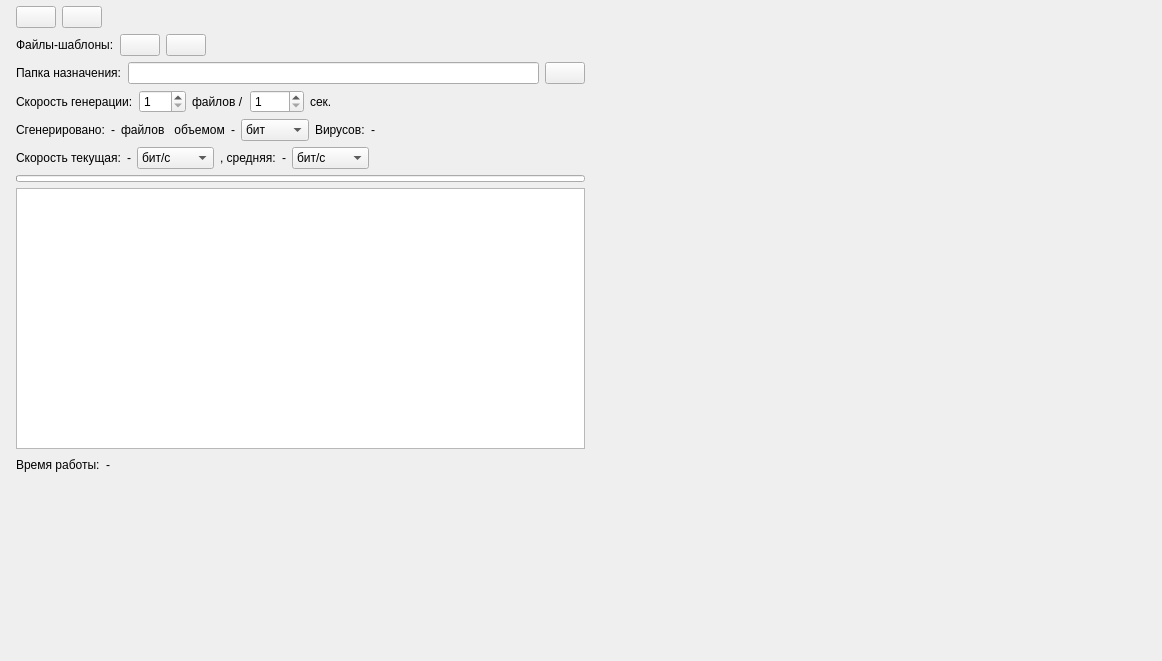
Qt form widget.ui (FeZar97/Traffic-Generator) before a commit.
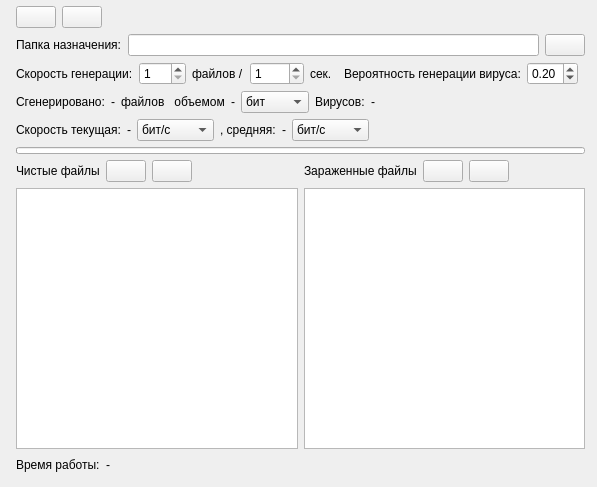
The same form after that commit. Icons and pictures are not drawn.

Commit message: added possibility to setting probability of infected file generation; splitted files observer on two independent columns for clean and infected files;

Patch:
```diff
--- a/widget.ui
+++ b/widget.ui
@@ -6,8 +6,8 @@
    <rect>
     <x>0</x>
     <y>0</y>
-    <width>1162</width>
-    <height>661</height>
+    <width>597</width>
+    <height>487</height>
    </rect>
   </property>
   <property name="windowTitle">
@@ -78,52 +78,6 @@
       </item>
      </layout>
     </item>
-    <item>
-     <layout class="QHBoxLayout" name="horizontalLayout">
-      <item>
-       <widget class="QLabel" name="sourceFilesLabel">
-        <property name="text">
-         <string>Файлы-шаблоны:</string>
-        </property>
-       </widget>
-      </item>
-      <item>
-       <widget class="QPushButton" name="sourceFilesAddButton">
-        <property name="text">
-         <string/>
-        </property>
-        <property name="icon">
-         <iconset resource="img.qrc">
-          <normaloff>:/img/ADD.jpg</normaloff>:/img/ADD.jpg</iconset>
-        </property>
-       </widget>
-      </item>
-      <item>
-       <widget class="QPushButton" name="sourceFilesClearButton">
-        <property name="text">
-         <string/>
-        </property>
-        <property name="icon">
-         <iconset resource="img.qrc">
-          <normaloff>:/img/CLEAR.png</normaloff>:/img/CLEAR.png</iconset>
-        </property>
-       </widget>
-      </item>
-      <item>
-       <spacer name="horizontalSpacer_2">
-        <property name="orientation">
-         <enum>Qt::Horizontal</enum>
-        </property>
-        <property name="sizeHint" stdset="0">
-         <size>
-          <width>40</width>
-          <height>20</height>
-         </size>
-        </property>
-       </spacer>
-      </item>
-     </layout>
-    </item>
     <item>
      <layout class="QHBoxLayout" name="horizontalLayout_5">
       <item>
@@ -196,6 +150,39 @@
         </property>
        </widget>
       </item>
+      <item>
+       <spacer name="horizontalSpacer_2">
+        <property name="orientation">
+         <enum>Qt::Horizontal</enum>
+        </property>
+        <property name="sizeHint" stdset="0">
+         <size>
+          <width>40</width>
+          <height>20</height>
+         </size>
+        </property>
+       </spacer>
+      </item>
+      <item>
+       <widget class="QLabel" name="infectedFileProbabilityLabel">
+        <property name="text">
+         <string>Вероятность генерации вируса:</string>
+        </property>
+       </widget>
+      </item>
+      <item>
+       <widget class="QDoubleSpinBox" name="infectedFileProbabilityDSB">
+        <property name="maximum">
+         <double>1.000000000000000</double>
+        </property>
+        <property name="singleStep">
+         <double>0.010000000000000</double>
+        </property>
+        <property name="value">
+         <double>0.200000000000000</double>
+        </property>
+       </widget>
+      </item>
       <item>
        <spacer name="horizontalSpacer">
         <property name="orientation">
@@ -474,7 +461,114 @@
      </widget>
     </item>
     <item>
-     <widget class="QTableView" name="tableView"/>
+     <layout class="QHBoxLayout" name="sourceFilesLayout">
+      <item>
+       <layout class="QVBoxLayout" name="cleanFilesLayout">
+        <item>
+         <layout class="QHBoxLayout" name="horizontalLayout_9">
+          <item>
+           <widget class="QLabel" name="cleanFilesListLabel">
+            <property name="text">
+             <string>Чистые файлы</string>
+            </property>
+           </widget>
+          </item>
+          <item>
+           <widget class="QPushButton" name="cleanFilesAddButton">
+            <property name="text">
+             <string/>
+            </property>
+            <property name="icon">
+             <iconset resource="img.qrc">
+              <normaloff>:/img/ADD.jpg</normaloff>:/img/ADD.jpg</iconset>
+            </property>
+           </widget>
+          </item>
+          <item>
+           <widget class="QPushButton" name="cleanFilesClearButton">
+            <property name="text">
+             <string/>
+            </property>
+            <property name="icon">
+             <iconset resource="img.qrc">
+              <normaloff>:/img/CLEAR.png</normaloff>:/img/CLEAR.png</iconset>
+            </property>
+           </widget>
+          </item>
+          <item>
+           <spacer name="horizontalSpacer_4">
+            <property name="orientation">
+             <enum>Qt::Horizontal</enum>
+            </property>
+            <property name="sizeHint" stdset="0">
+             <size>
+              <width>40</width>
+              <height>20</height>
+             </size>
+            </property>
+           </spacer>
+          </item>
+         </layout>
+        </item>
+        <item>
+         <widget class="QTableView" name="cleanFilesTableView"/>
+        </item>
+       </layout>
+      </item>
+      <item>
+       <layout class="QVBoxLayout" name="infectedFilesLayout">
+        <item>
+         <layout class="QHBoxLayout" name="horizontalLayout_10">
+          <item>
+           <widget class="QLabel" name="infectedFilesListLabel">
+            <property name="text">
+             <string>Зараженные файлы</string>
+            </property>
+           </widget>
+          </item>
+          <item>
+           <widget class="QPushButton" name="infectedFilesAddButton">
+            <property name="text">
+             <string/>
+            </property>
+            <property name="icon">
+             <iconset resource="img.qrc">
+              <normaloff>:/img/ADD.jpg</normaloff>:/img/ADD.jpg</iconset>
+            </property>
+           </widget>
+          </item>
+          <item>
+           <widget class="QPushButton" name="infectedFilesClearButton">
+            <property name="text">
+             <string/>
+            </property>
+            <property name="icon">
+             <iconset resource="img.qrc">
+              <normaloff>:/img/CLEAR.png</normaloff>:/img/CLEAR.png</iconset>
+            </property>
+           </widget>
+          </item>
+          <item>
+           <spacer name="horizontalSpacer_5">
+            <property name="orientation">
+             <enum>Qt::Horizontal</enum>
+            </property>
+            <property name="sizeHint" stdset="0">
+             <size>
+              <width>40</width>
+              <height>20</height>
+             </size>
+            </property>
+           </spacer>
+          </item>
+         </layout>
+        </item>
+        <item>
+         <widget class="QTableView" name="infectedFilesTableView"/>
+        </item>
+       </layout>
+      </item>
+     </layout>
     </item>
     <item>
      <layout class="QHBoxLayout" name="horizontalLayout_8">
```
The commit also changes 2 other files.
